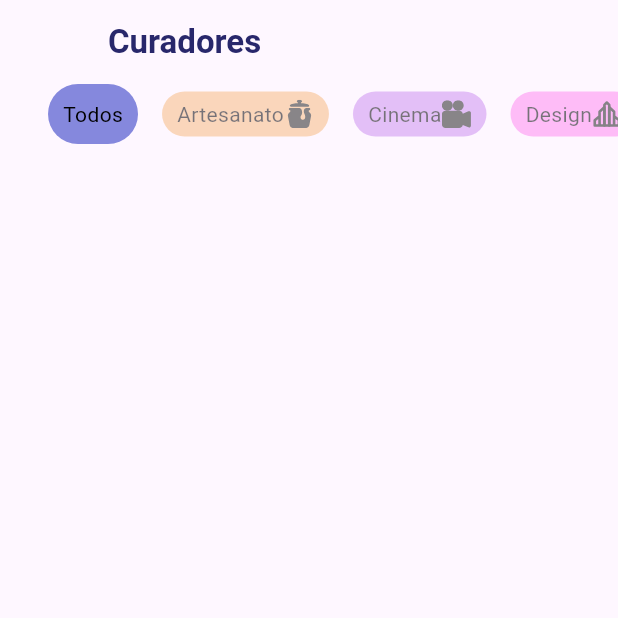
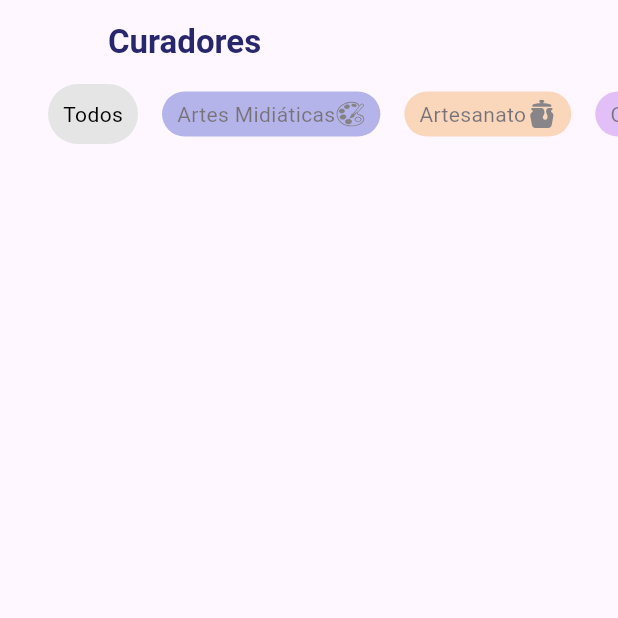
Before and after one commit to IgorSerodio/cidade-singular, a Flutter app: the CuratorsPage screen opened directly, after a tap on "Todos", on a phone screen of 412 x 824 dp, the top half of it. Run offline on Flutter 3.47's test engine with Material 3 defaults, Android fonts, the phone set to English and light mode, and no system bars; our stand-ins replace dio, flutter_mobx, flutter_modular, flutter_rating_bar, flutter_svg, font_awesome_flutter and 7 more; missing offline and left inert: custom_marker, dart:html, dart:ui_web, geocode, social_share; accounts and stored records are empty; generated files the repository leaves out were written again; network calls fail; project files that could hold a hidden picture were left out.

```diff
--- a/lib/app/models/user.dart
+++ b/lib/app/models/user.dart
@@ -1,7 +1,6 @@
 import 'package:cidade_singular/app/models/city.dart';
 import 'package:cidade_singular/app/models/progress.dart';
 import 'package:cidade_singular/app/models/owned_ticket.dart';
-import 'package:cidade_singular/app/models/singularity.dart';
 
 import 'creative_economy_type.dart';
 
@@ -55,7 +54,8 @@ class User {
         titles = List<String>.from(map["titles"] ?? []),
         tickets = List<OwnedTicket>.from(map["tickets"]?.map((item) => OwnedTicket.fromMap(item)) ?? []),
         progress = List<Progress>.from(map["progress"]?.map((item) => Progress.fromMap(item)) ?? []),
-        xp = map["xp"] ?? 0;
+        xp = map["xp"] ?? 0,
+        city = map["city"]!=null? City.fromMap(map["city"]): null;
 }
 
 enum UserType {
--- a/lib/app/screens/curators/type_filter.dart
+++ b/lib/app/screens/curators/type_filter.dart
@@ -14,37 +14,41 @@ class TypeFilter extends StatefulWidget {
 }
 
 class _TypeFilterState extends State<TypeFilter> {
-  CreativeEconomyType curatorFilter = CreativeEconomyType.values[0];
+  CreativeEconomyType? curatorFilter;
 
   @override
   Widget build(BuildContext context) {
     return SizedBox(
       height: 40,
       child: ListView.builder(
-        itemCount: CreativeEconomyType.values.length,
+        itemCount: CreativeEconomyType.values.length+1,
         scrollDirection: Axis.horizontal,
         itemBuilder: (context, index) => GestureDetector(
           onTap: () {
             setState(() {
-              curatorFilter = CreativeEconomyType.values[index];
+              if(index == 0){
+                curatorFilter = null;
+              } else {
+                curatorFilter = CreativeEconomyType.values[index-1];
+              }
             });
-            widget.onSelect(curatorFilter != CreativeEconomyType.values[0]
-                ? curatorFilter.toString().split(".").last
-                : null);
+            widget.onSelect(curatorFilter?.toString().split(".").last);
           },
           child: Opacity(
-            opacity: curatorFilter == CreativeEconomyType.values[index] ? 1 : .6,
+            opacity: isSelected(index)? 1 : .6,
             child: Container(
               decoration: BoxDecoration(
-                  color: Constants.getColor(
-                      CreativeEconomyType.values[index].toString().split(".").last),
+                  color: index == 0
+                      ?Constants.grey
+                      :Constants.getColor(
+                      CreativeEconomyType.values[index-1].toString().split(".").last),
                   borderRadius: BorderRadius.circular(50)),
               padding: EdgeInsets.symmetric(horizontal: 10, vertical: 5),
               margin: EdgeInsets.only(
                 left: index == 0 ? 32 : 0,
                 right: 16,
-                top: curatorFilter == CreativeEconomyType.values[index] ? 0 : 5,
-                bottom: curatorFilter == CreativeEconomyType.values[index] ? 0 : 5,
+                top: isSelected(index) ? 0 : 5,
+                bottom: isSelected(index) ? 0 : 5,
               ),
               child: index == 0
                   ? Center(
@@ -55,9 +59,9 @@ class _TypeFilterState extends State<TypeFilter> {
                   : Row(
                       mainAxisSize: MainAxisSize.min,
                       children: [
-                        Text(CreativeEconomyType.values[index].value),
+                        Text(CreativeEconomyType.values[index-1].value),
                         SvgPicture.asset(
-                            "assets/images/${CreativeEconomyType.values[index].toString().split(".").last}.svg",
+                            "assets/images/${CreativeEconomyType.values[index-1].toString().split(".").last}.svg",
                             width: 20)
                       ],
                     ),
@@ -67,4 +71,14 @@ class _TypeFilterState extends State<TypeFilter> {
       ),
     );
   }
+
+  bool isSelected(index){
+    if (curatorFilter == null && index == 0) {
+      return true;
+    }
+    if (index != 0 && curatorFilter == CreativeEconomyType.values[index - 1]) {
+      return true;
+    }
+    return false;
+  }
 }
--- a/lib/app/screens/home/home_page.dart
+++ b/lib/app/screens/home/home_page.dart
@@ -51,7 +51,7 @@ class _HomePageState extends State<HomePage> {
 
     List<MenuPageModel> pages = [
       MenuPageModel(
-        name: "Cidade",
+        name: !isCurator? "Cidade" : "Início",
         svgIconPath: "assets/images/city.svg",
         page: CityPage(),
       ),
```
Also changed, not shown: lib/app/screens/city/city_page.dart (+21 -3 lines).
